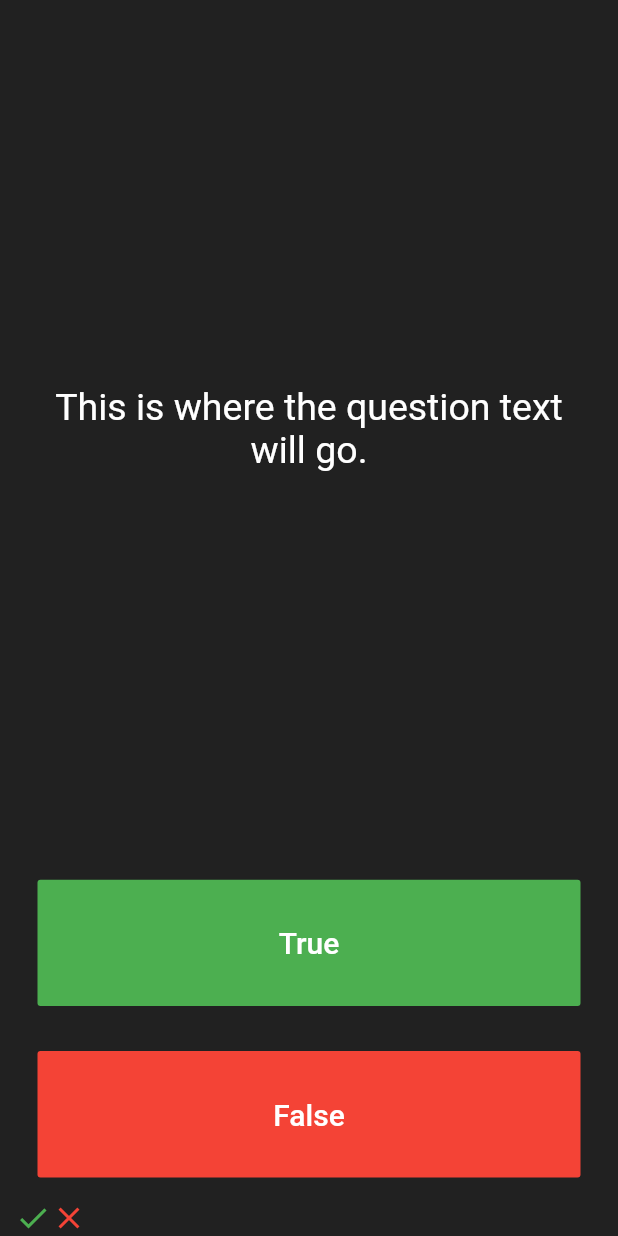
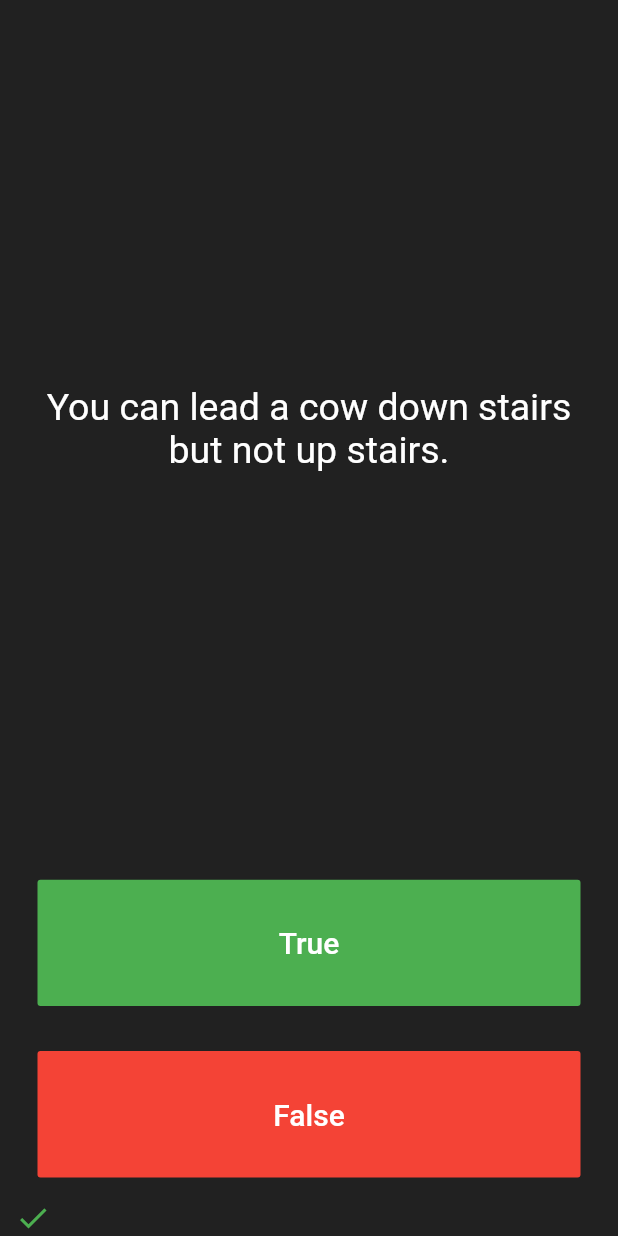
Before and after one commit to ujjwalmaity/quizzler, a Flutter app: the screen it shows after launch, after a tap on "True", on a phone screen of 412 x 824 dp. Run offline on Flutter 3.47's test engine with Material 2 defaults, Android fonts, the phone set to English and light mode, and no system bars.

Commit message:
Show score

```diff
--- a/lib/main.dart
+++ b/lib/main.dart
@@ -1,4 +1,8 @@
 import 'package:flutter/material.dart';
+
+import 'quiz_brain.dart';
+
+QuizBrain quizBrain = QuizBrain();
 
 void main() => runApp(Quizzler());
 
@@ -25,16 +29,27 @@ class QuizPage extends StatefulWidget {
 }
 
 class _QuizPageState extends State<QuizPage> {
-  List<Widget> scoreKeeper = [
-    Icon(
-      Icons.check,
-      color: Colors.green,
-    ),
-    Icon(
-      Icons.close,
-      color: Colors.red,
-    )
-  ];
+  List<Widget> scoreKeeper = [];
+
+  void checkAnswer(bool userPickedAnswer) {
+    bool correctAnswer = quizBrain.getCorrectAnswer();
+
+    setState(() {
+      if (userPickedAnswer == correctAnswer) {
+        scoreKeeper.add(Icon(
+          Icons.check,
+          color: Colors.green,
+        ));
+      } else {
+        scoreKeeper.add(Icon(
+          Icons.close,
+          color: Colors.red,
+        ));
+      }
+
+      quizBrain.nextQuestion();
+    });
+  }
 
   @override
   Widget build(BuildContext context) {
@@ -47,7 +62,7 @@ class _QuizPageState extends State<QuizPage> {
             padding: const EdgeInsets.all(10.0),
             child: Center(
               child: Text(
-                'This is where the question text will go.',
+                quizBrain.getQuestionText(),
                 textAlign: TextAlign.center,
                 style: TextStyle(
                   fontSize: 25.0,
@@ -69,7 +84,9 @@ class _QuizPageState extends State<QuizPage> {
                   color: Colors.white,
                 ),
               ),
-              onPressed: () {},
+              onPressed: () {
+                checkAnswer(true);
+              },
             ),
           ),
         ),
@@ -85,7 +102,9 @@ class _QuizPageState extends State<QuizPage> {
                   color: Colors.white,
                 ),
               ),
-              onPressed: () {},
+              onPressed: () {
+                checkAnswer(false);
+              },
             ),
           ),
         ),
--- /dev/null
+++ b/lib/question.dart
@@ -0,0 +1,9 @@
+class Question {
+  String questionText;
+  bool questionAnswer;
+
+  Question(String q, bool a) {
+    questionText = q;
+    questionAnswer = a;
+  }
+}
--- /dev/null
+++ b/lib/quiz_brain.dart
@@ -0,0 +1,35 @@
+import 'question.dart';
+
+class QuizBrain {
+  int _questionNumber = 0;
+
+  List<Question> _questionBank = [
+    Question('Some cats are actually allergic to humans', true),
+    Question('You can lead a cow down stairs but not up stairs.', false),
+    Question('Approximately one quarter of human bones are in the feet.', true),
+    Question('A slug\'s blood is green.', true),
+    Question('Buzz Aldrin\'s mother\'s maiden name was \"Moon\".', true),
+    Question('It is illegal to pee in the Ocean in Portugal.', true),
+    Question('No piece of square dry paper can be folded in half more than 7 times.', false),
+    Question('In London, UK, if you happen to die in the House of Parliament, you are technically entitled to a state funeral, because the building is considered too sacred a place.', true),
+    Question('The loudest sound produced by any animal is 188 decibels. That animal is the African Elephant.', false),
+    Question('The total surface area of two human lungs is approximately 70 square metres.', true),
+    Question('Google was originally called \"Backrub\".', true),
+    Question('Chocolate affects a dog\'s heart and nervous system; a few ounces are enough to kill a small dog.', true),
+    Question('In West Virginia, USA, if you accidentally hit an animal with your car, you are free to take it home to eat.', true),
+  ];
+
+  void nextQuestion() {
+    if (_questionNumber < _questionBank.length - 1) {
+      _questionNumber++;
+    }
+  }
+
+  String getQuestionText() {
+    return _questionBank[_questionNumber].questionText;
+  }
+
+  bool getCorrectAnswer() {
+    return _questionBank[_questionNumber].questionAnswer;
+  }
+}
```
Also changed, not shown: 1 other file.
